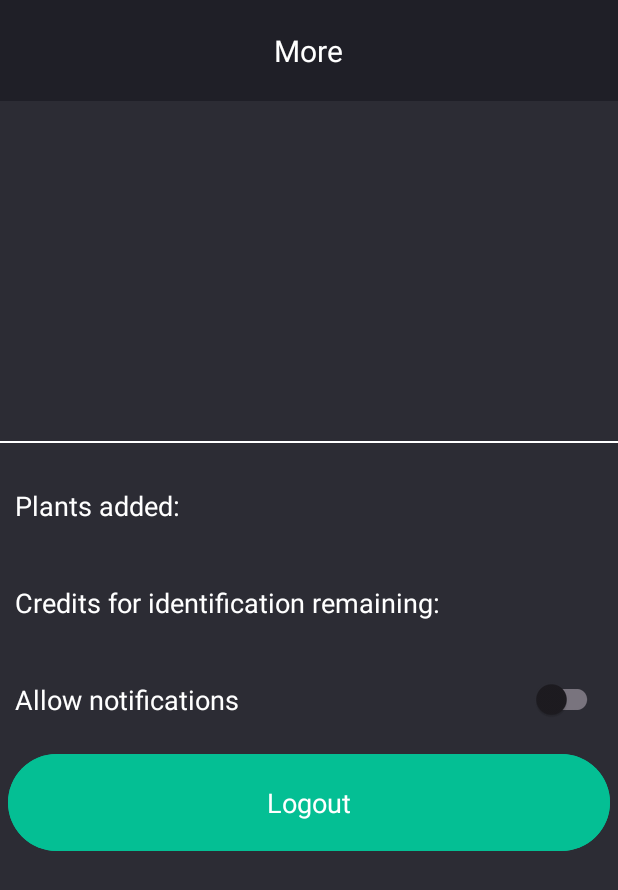
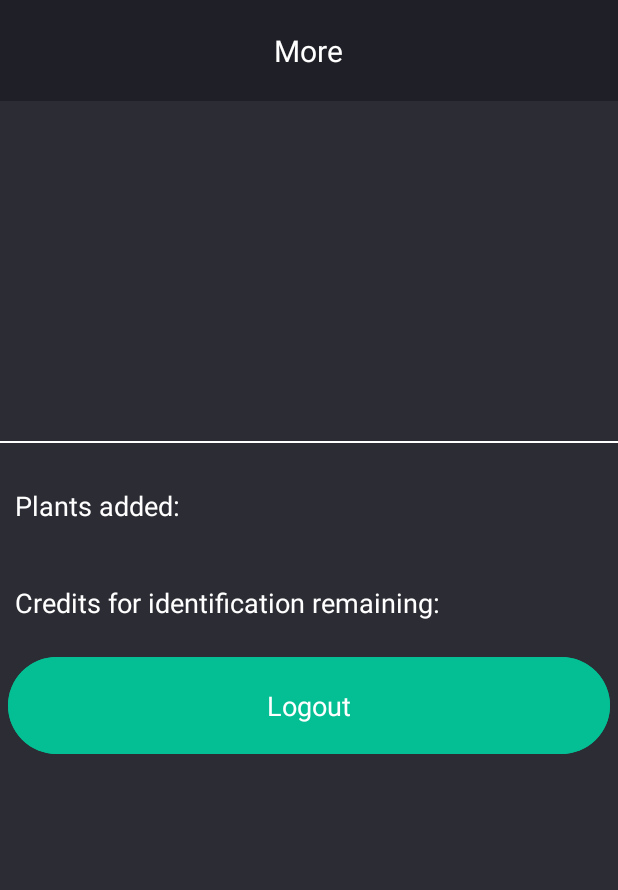
Before and after one commit to paeqw/WaterMyPlants, an Android app: the layout fragment_more.xml on its own in the app's theme, with its tools: preview values and no code run, on a phone screen of 412 x 824 dp. Shown: the top 890 px of the screen. Run offline under Robolectric (Android 15) with nearby library versions, the phone set to English and light mode, and no system bars.

Commit message:
app for competition is finished!

```diff
--- a/app/src/main/java/paeqw/app/fragments/ScanPlantFragment.java
+++ b/app/src/main/java/paeqw/app/fragments/ScanPlantFragment.java
@@ -37,6 +37,7 @@ import com.google.gson.Gson;
 
 import java.io.ByteArrayOutputStream;
 import java.io.IOException;
+import java.time.LocalDateTime;
 import java.util.List;
 import java.util.concurrent.CompletableFuture;
 
@@ -295,7 +296,8 @@ public class ScanPlantFragment extends Fragment {
                 progressBar1.setVisibility(View.VISIBLE);
                 databaseHelper.uploadPlantImage(photoUri, "userId", selectedSpace.getSpaceName(), updatedPlantName)
                         .thenCompose(downloadUri -> {
-                            Plant plant = new Plant(updatedPlantName, null, downloadUri.toString(), inter);
+                            LocalDateTime now = LocalDateTime.now();
+                            Plant plant = new Plant(updatedPlantName, now, downloadUri.toString(), inter);
                             selectedSpace.addPlant(plant);
                             return spaceManager.saveToSharedPreferences();
                         })
--- a/app/src/main/java/paeqw/app/interfaces/PlantIdentificationService.java
+++ b/app/src/main/java/paeqw/app/interfaces/PlantIdentificationService.java
@@ -19,6 +19,6 @@ public interface PlantIdentificationService {
             @Part MultipartBody.Part image
     );
 
-    @GET("/api/v3/classes_info")
+    @GET("/api/v3/usage_info")
     Call<UsageInfoResponse> getUsageInfo(@Header("Api-Key") String apiKey);
 }
--- a/app/src/main/res/layout/fragment_more.xml
+++ b/app/src/main/res/layout/fragment_more.xml
@@ -81,17 +81,6 @@
                 android:paddingHorizontal="10dp"
                 android:paddingVertical="20dp" />
 
-            <com.google.android.material.switchmaterial.SwitchMaterial
-                android:layout_width="match_parent"
-                android:paddingHorizontal="10dp"
-                android:paddingVertical="20dp"
-                style="?attr/buttonBarStyle"
-                android:backgroundTint="@color/lightSeaGreen"
-                android:textSize="18sp"
-                android:textColor="@color/white"
-                android:layout_height="wrap_content"
-                android:text="@string/allow_notifications"
-                android:id="@+id/button" />
 
             <com.google.android.material.button.MaterialButton
                 android:layout_width="match_parent"
```
Also changed, not shown: app/src/main/java/paeqw/app/activities/PlantDetailsActivity.java (+25 -2 lines), app/src/main/java/paeqw/app/activities/SpaceDetailActivity.java (+6 -1 lines), app/src/main/res/layout/activity_plant_details.xml (+17 -5 lines).
